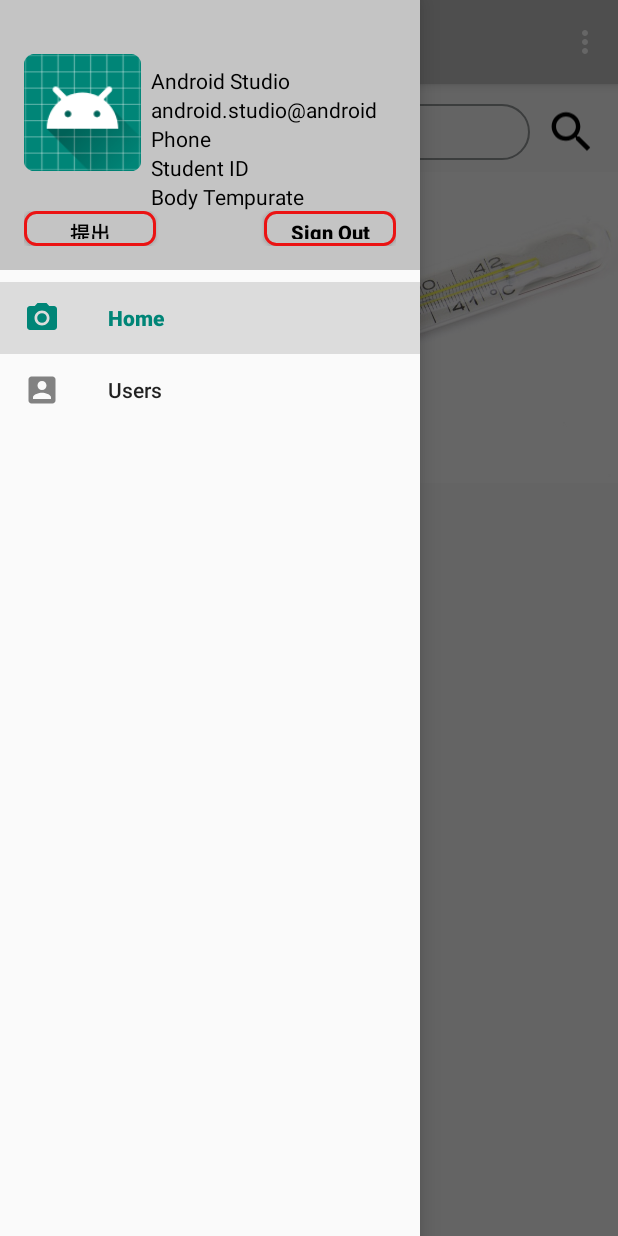
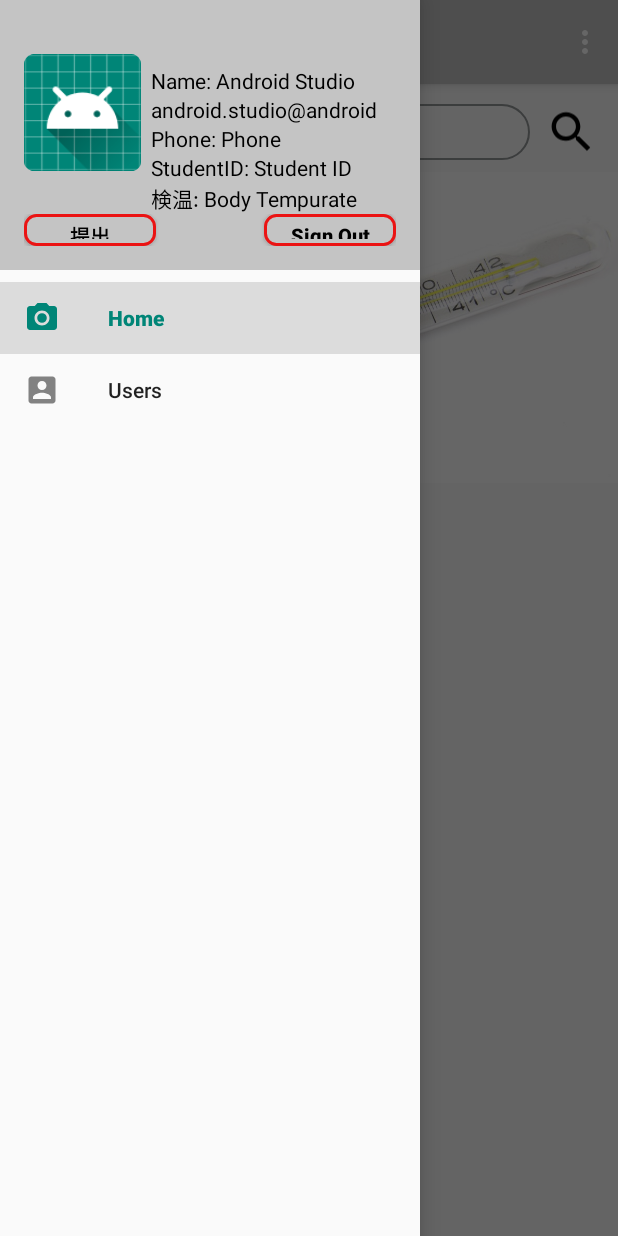
Before and after one commit to TRANQUOC22106/BoTeR, an Android app: the screen it shows after launch once a user with an empty profile is signed in (MainActivity), with the side drawer open, on a phone screen of 412 x 824 dp. Run offline under Robolectric (Android 15) with nearby library versions, the phone set to English and light mode, and no system bars; our stand-ins replace Firebase (no records; nobody signed in at launch, a user with empty details on screens opened directly), Picasso, navigation-ui, sdp/ssp sizes; Roboto replaces fonts that are not available here.

```diff
--- a/app/src/main/java/com/example/boter/Activity/Register.java
+++ b/app/src/main/java/com/example/boter/Activity/Register.java
@@ -7,6 +7,7 @@ import android.util.Log;
 import android.view.View;
 import android.widget.Button;
 import android.widget.ImageButton;
+import android.widget.ProgressBar;
 import android.widget.Toast;
 
 import androidx.annotation.NonNull;
@@ -34,6 +35,7 @@ public class Register extends AppCompatActivity{
     FirebaseAuth fAuth;
     ImageButton mBackBtn;
     FirebaseFirestore fStore;
+    ProgressBar progressBar;
 
     String userID;
 
@@ -50,6 +52,7 @@ public class Register extends AppCompatActivity{
         mRegisterBtn = findViewById(R.id.buttonRegisterA);
         mStudentID = findViewById(R.id.studentIdEdt);
         mTemp = findViewById(R.id.tempEditText);
+        progressBar = findViewById(R.id.progressBarReg);
 
         fAuth = FirebaseAuth.getInstance();
         fStore = FirebaseFirestore.getInstance();
@@ -81,6 +84,7 @@ public class Register extends AppCompatActivity{
                             mPassword.setError("Password Must be >= 6 Charactor");
                             return;
                         }
+                        progressBar.setVisibility(View.VISIBLE);
                         //register the user in firebase
                         fAuth.createUserWithEmailAndPassword(email,password).addOnCompleteListener(
                                 new OnCompleteListener<AuthResult>() {
--- a/app/src/main/res/layout/activity_register.xml
+++ b/app/src/main/res/layout/activity_register.xml
@@ -223,4 +223,15 @@
         android:fontFamily="@font/seymour_one"
         android:background="@drawable/edittext_style"
         android:textSize="20sp" />
+
+    <ProgressBar
+        android:id="@+id/progressBarReg"
+        style="?android:attr/progressBarStyle"
+        android:layout_width="wrap_content"
+        android:layout_height="wrap_content"
+        android:layout_alignParentTop="true"
+        android:layout_centerHorizontal="true"
+        android:layout_marginStart="23dp"
+        android:layout_marginTop="531dp"
+        android:visibility="invisible" />
 </RelativeLayout>
--- a/app/src/main/res/layout/nav_header_main.xml
+++ b/app/src/main/res/layout/nav_header_main.xml
@@ -16,90 +16,146 @@
     <LinearLayout
         android:layout_width="wrap_content"
         android:layout_height="match_parent"
+        android:layout_marginTop="@dimen/_5sdp"
         android:orientation="vertical"
-        android:layout_marginTop="@dimen/_5sdp"
         android:paddingTop="@dimen/_10sdp">
+
         <LinearLayout
             android:layout_width="match_parent"
             android:layout_height="wrap_content"
             android:orientation="horizontal">
+
             <ImageView
                 android:id="@+id/display_image"
                 android:layout_width="@dimen/_60sdp"
                 android:layout_height="@dimen/_60sdp"
-                app:srcCompat="@mipmap/ic_launcher_round"
-                android:contentDescription="@string/app_name" />
+                android:contentDescription="@string/app_name"
+                app:srcCompat="@mipmap/ic_launcher_round" />
 
             <LinearLayout
                 android:layout_width="match_parent"
                 android:layout_height="wrap_content"
-                android:orientation="vertical"
-                android:layout_marginStart="@dimen/_5sdp">
+                android:layout_marginStart="@dimen/_5sdp"
+                android:orientation="vertical">
+
+                <LinearLayout
+                    android:layout_width="match_parent"
+                    android:layout_height="wrap_content"
+                    android:orientation="horizontal">
+
+                    <TextView
+                        android:layout_width="wrap_content"
+                        android:layout_height="wrap_content"
+                        android:text="Name: "
+                        android:textColor="@color/black" />
+
                     <TextView
                         android:id="@+id/display_name"
                         android:layout_width="match_parent"
                         android:layout_height="wrap_content"
                         android:paddingTop="@dimen/nav_header_vertical_spacing"
                         android:text="@string/nav_header_title"
-                    android:textColor="@color/black"
-                    android:textAppearance="@style/TextAppearance.AppCompat.Body1" />
+                        android:textAppearance="@style/TextAppearance.AppCompat.Body1"
+                        android:textColor="@color/black" />
+                </LinearLayout>
 
                 <TextView
                     android:id="@+id/display_email"
                     android:layout_width="wrap_content"
                     android:layout_height="wrap_content"
-                    android:textColor="@color/black"
                     android:maxLines="1"
-                    android:text="@string/nav_header_subtitle" />
+                    android:text="@string/nav_header_subtitle"
+                    android:textColor="@color/black" />
+
+                <LinearLayout
+                    android:layout_width="match_parent"
+                    android:layout_height="wrap_content"
+                    android:orientation="horizontal">
+
+                    <TextView
+                        android:layout_width="wrap_content"
+                        android:layout_height="wrap_content"
+                        android:text="Phone: "
+                        android:textColor="@color/black" />
+
                     <TextView
                         android:id="@+id/display_phone"
                         android:layout_width="wrap_content"
                         android:layout_height="wrap_content"
-                    android:textColor="@color/black"
                         android:maxLines="1"
-                    android:text="@string/phone" />
+                        android:text="@string/phone"
+                        android:textColor="@color/black" />
+                </LinearLayout>
+
+                <LinearLayout
+                    android:layout_width="match_parent"
+                    android:layout_height="wrap_content"
+                    android:orientation="horizontal">
+
+                    <TextView
+                        android:layout_width="wrap_content"
+                        android:layout_height="wrap_content"
+                        android:text="StudentID: "
+                        android:textColor="@color/black" />
+
                     <TextView
                         android:id="@+id/display_temp"
                         android:layout_width="wrap_content"
                         android:layout_height="wrap_content"
-                    android:textColor="@color/black"
                         android:maxLines="1"
-                    android:text="@string/student_id" />
+                        android:text="@string/student_id"
+                        android:textColor="@color/black" />
+                </LinearLayout>
+
+                <LinearLayout
+                    android:layout_width="match_parent"
+                    android:layout_height="wrap_content"
+                    android:orientation="horizontal">
+
+                    <TextView
+                        android:layout_width="wrap_content"
+                        android:layout_height="wrap_content"
+                        android:text="検温: "
+                        android:textColor="@color/black" />
+
                     <TextView
                         android:id="@+id/display_studentID"
                         android:layout_width="wrap_content"
                         android:layout_height="wrap_content"
+                        android:maxLines="1"
                         android:text="@string/body_tempurate"
-                    android:textColor="@color/black"
-                    android:maxLines="1"/>
+                        android:textColor="@color/black" />
+                </LinearLayout>
 
 
             </LinearLayout>
         </LinearLayout>
+
         <RelativeLayout
             android:layout_width="fill_parent"
             android:layout_height="match_parent"
-            android:orientation="horizontal" >
+            android:orientation="horizontal">
 
             <Button
                 android:id="@+id/edit_profile"
                 android:layout_width="wrap_content"
                 android:layout_height="wrap_content"
-                android:textStyle="bold"
+                android:background="@drawable/edittext_style"
+                android:text="@string/report"
+                android:textColor="@color/black"
                 android:textSize="@dimen/_10ssp"
-                android:textColor="@color/black"
-                android:text="@string/report"
-                android:background="@drawable/edittext_style"/>
+                android:textStyle="bold" />
+
             <Button
                 android:id="@+id/signOutButton"
-                android:layout_alignParentEnd="true"
                 android:layout_width="wrap_content"
                 android:layout_height="wrap_content"
+                android:layout_alignParentEnd="true"
+                android:background="@drawable/edittext_style"
+                android:text="@string/sign_out"
+                android:textColor="@color/black"
                 android:textSize="@dimen/_10ssp"
-                android:text="@string/sign_out"
                 android:textStyle="bold"
-                android:background="@drawable/edittext_style"
-                android:textColor="@color/black"
                 tools:ignore="RelativeOverlap" />
 
         </RelativeLayout>
```
Lines whose indentation alone changed are shown as unchanged.
